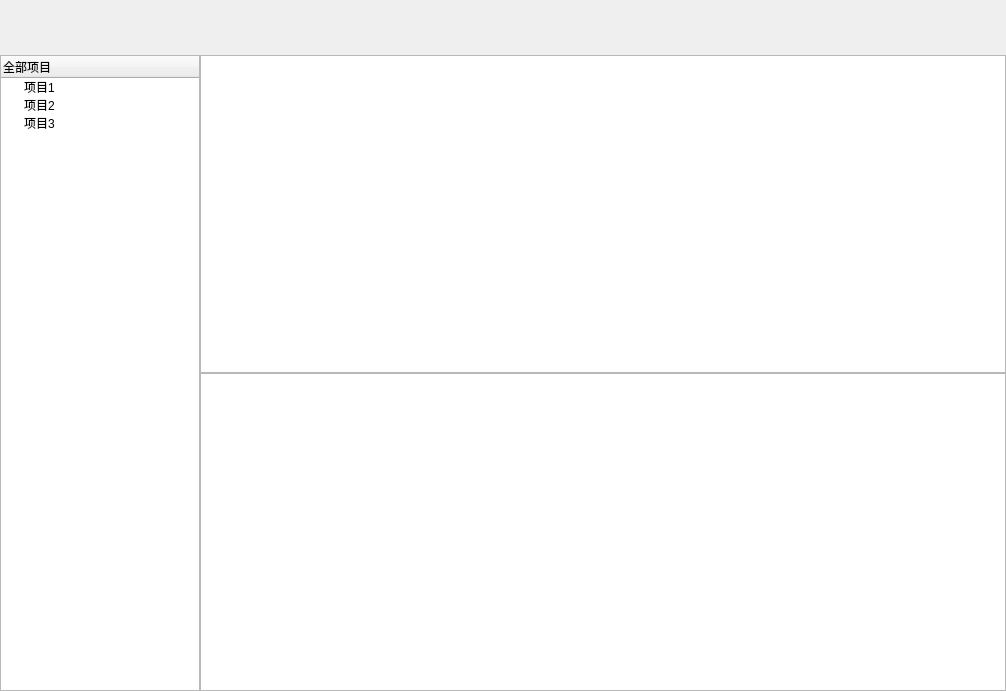
The window that CarRentalManagement/ui/tabwidget/contractwidget.ui (longcp/CarRentalManagement) describes before a commit, drawn with Qt 5.
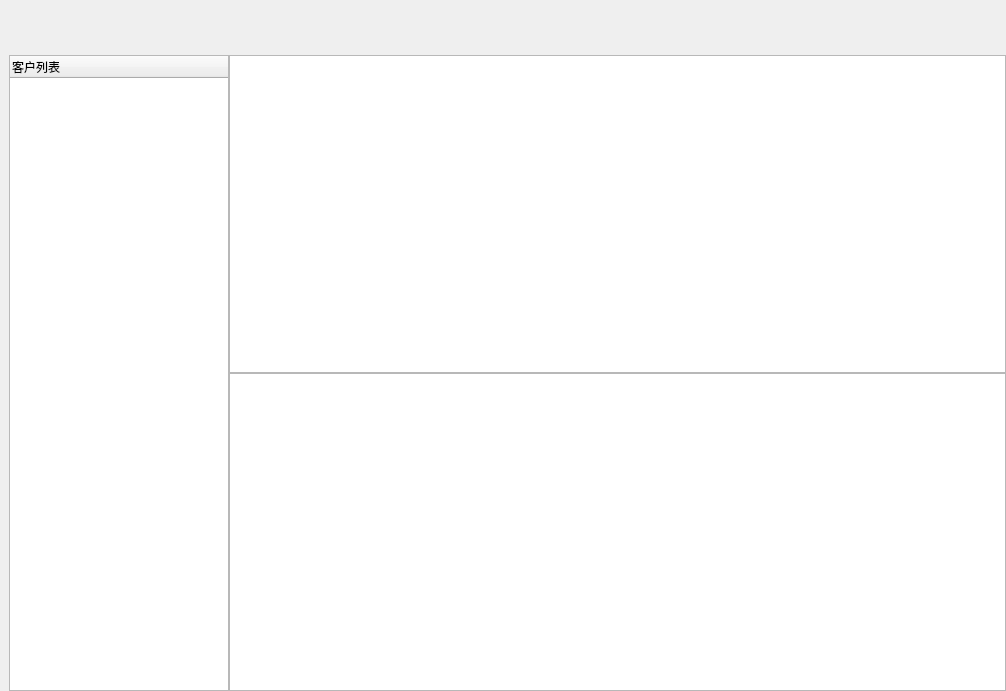
The same window after the commit.

Commit message: 合同界面：初始化客户列表

The edit to the form file:
```diff
--- a/CarRentalManagement/ui/tabwidget/contractwidget.ui
+++ b/CarRentalManagement/ui/tabwidget/contractwidget.ui
@@ -69,7 +69,7 @@
        <number>0</number>
       </property>
       <property name="leftMargin">
-       <number>0</number>
+       <number>9</number>
       </property>
       <property name="topMargin">
        <number>0</number>
@@ -84,36 +84,21 @@
        <widget class="QTreeWidget" name="clientTreeWidget">
         <property name="minimumSize">
          <size>
-          <width>200</width>
+          <width>220</width>
           <height>0</height>
          </size>
         </property>
         <property name="maximumSize">
          <size>
-          <width>200</width>
+          <width>220</width>
           <height>16777215</height>
          </size>
         </property>
         <column>
          <property name="text">
-          <string>全部项目</string>
+          <string>客户列表</string>
          </property>
         </column>
-        <item>
-         <property name="text">
-          <string>项目1</string>
-         </property>
-        </item>
-        <item>
-         <property name="text">
-          <string>项目2</string>
-         </property>
-        </item>
-        <item>
-         <property name="text">
-          <string>项目3</string>
-         </property>
-        </item>
        </widget>
       </item>
       <item>
```
The commit also changes 5 other files.
